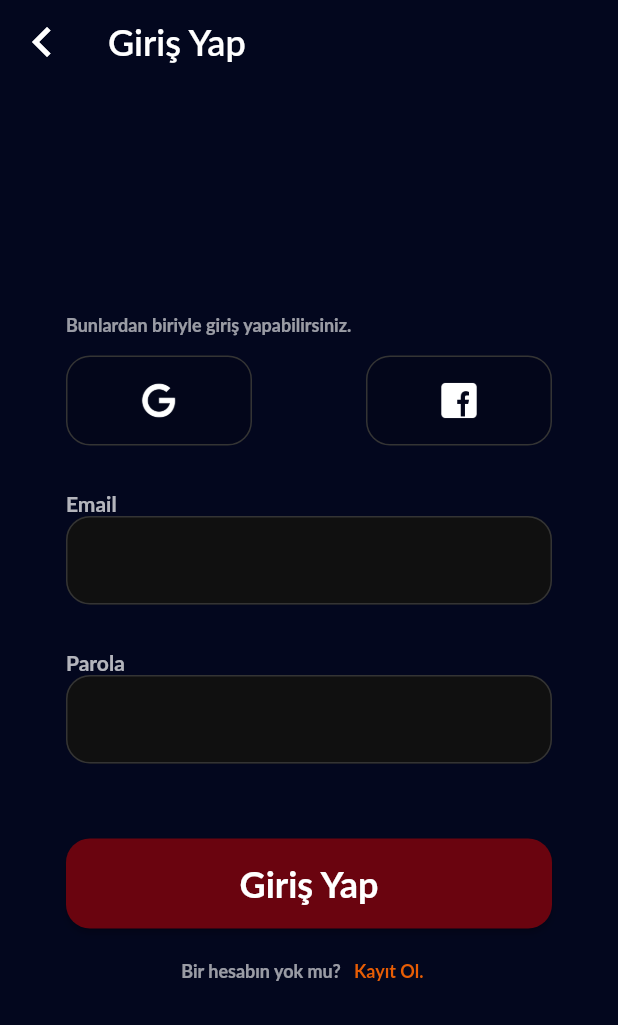
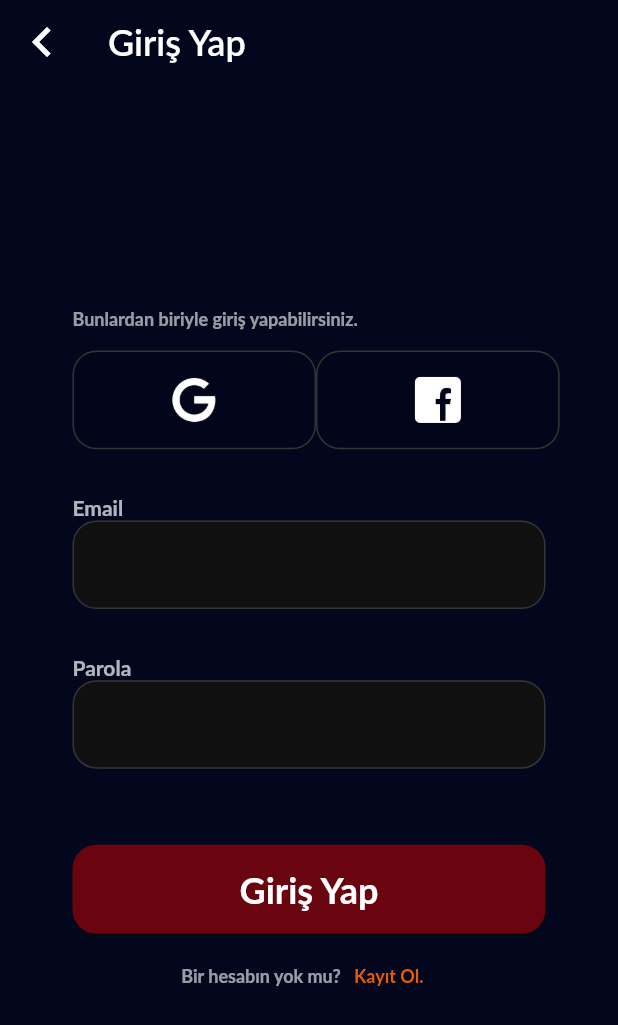
Before and after one commit to BurkClik/firebase_tutorial, a Flutter app: the LoginScreen screen opened by its route, after a tap on "Giriş Yap", on a phone screen of 412 x 824 dp. Shown: the top 1025 px of the screen. Run offline on Flutter 3.47's test engine with Material 2 defaults, Android fonts, the light colour scheme and no system bars; our stand-ins replace firebase_auth, firebase_core, shared_preferences; accounts and stored records are empty; network calls fail; Roboto replaces fonts that are missing (Lato).

Commit message:
Firebase Authentication

```diff
--- a/lib/routes.dart
+++ b/lib/routes.dart
@@ -1,3 +1,4 @@
+import 'package:firebase_demo/auth_wrapper.dart';
 import 'package:firebase_demo/screens/home.dart';
 import 'package:firebase_demo/screens/login.dart';
 import 'package:firebase_demo/screens/register.dart';
@@ -9,4 +10,5 @@ final Map<String, WidgetBuilder> routes = {
   LoginScreen.routeName: (context) => LoginScreen(),
   RegisterScreen.routeName: (context) => RegisterScreen(),
   Home.routeName: (context) => Home(),
+  AuthWrapper.routeName: (context) => AuthWrapper(),
 };
--- a/lib/screens/login.dart
+++ b/lib/screens/login.dart
@@ -1,12 +1,13 @@
+import 'package:firebase_auth/firebase_auth.dart';
 import 'package:firebase_demo/screens/register.dart';
 import 'package:firebase_demo/services/authentication.dart';
+import 'package:firebase_demo/theme/size_config.dart';
 import 'package:firebase_demo/widgets/auth_button.dart';
 import 'package:firebase_demo/widgets/auth_form_field.dart';
 import 'package:firebase_demo/widgets/auth_question.dart';
 import 'package:firebase_demo/widgets/auth_scaffold.dart';
 import 'package:firebase_demo/widgets/social_auth_button.dart';
 import 'package:flutter/material.dart';
-import 'package:provider/provider.dart';
 
 class LoginScreen extends StatefulWidget {
   static String routeName = "login";
@@ -16,9 +17,11 @@ class LoginScreen extends StatefulWidget {
 }
 
 class _LoginScreenState extends State<LoginScreen> {
+  AuthenticationService _authenticationService =
+      AuthenticationService(FirebaseAuth.instance);
+
   TextEditingController emailController = TextEditingController();
   TextEditingController passwordController = TextEditingController();
-
 
   @override
   Widget build(BuildContext context) {
@@ -26,13 +29,13 @@ class _LoginScreenState extends State<LoginScreen> {
       appBarTitle: "Giriş Yap",
       body: SafeArea(
         child: Padding(
-          padding: EdgeInsets.symmetric(horizontal: 44.0),
+          padding: EdgeInsets.symmetric(horizontal: getProportionateScreenWidth(44)),
           child: Column(
             crossAxisAlignment: CrossAxisAlignment.start,
             mainAxisAlignment: MainAxisAlignment.center,
             children: [
               Padding(
-                padding: EdgeInsets.only(bottom: 14.0),
+                padding: EdgeInsets.only(bottom: getProportionateScreenHeight(14)),
                 child: Text(
                   "Bunlardan biriyle giriş yapabilirsiniz.",
                   style: TextStyle(
@@ -44,7 +47,7 @@ class _LoginScreenState extends State<LoginScreen> {
                 ),
               ),
               Padding(
-                padding: EdgeInsets.only(bottom: 30.0),
+                padding: EdgeInsets.only(bottom: getProportionateScreenHeight(30)),
                 child: Row(
                   mainAxisAlignment: MainAxisAlignment.spaceBetween,
                   children: [
@@ -58,7 +61,7 @@ class _LoginScreenState extends State<LoginScreen> {
                 ),
               ),
               Padding(
-                padding: EdgeInsets.only(bottom: 30.0),
+                padding: EdgeInsets.only(bottom: getProportionateScreenHeight(30)),
                 child: Column(
                   crossAxisAlignment: CrossAxisAlignment.start,
                   children: [
@@ -95,15 +98,15 @@ class _LoginScreenState extends State<LoginScreen> {
                 ],
               ),
               Padding(
-                padding: EdgeInsets.only(top: 50, bottom: 4),
+                padding: EdgeInsets.only(top: getProportionateScreenHeight(50), bottom: getProportionateScreenHeight(4)),
                 child: AuthButton(
                   buttonText: 'Giriş Yap',
                   onPressed: () {
-                    context.read<AuthenticationService>().login(
-                      email: emailController.text,
-                      password: passwordController.text,
-                      context: context,
-                    );
+                    _authenticationService.login(
+                          email: emailController.text,
+                          password: passwordController.text,
+                          context: context,
+                        );
                   },
                 ),
               ),
--- a/lib/services/authentication.dart
+++ b/lib/services/authentication.dart
@@ -1,29 +1,41 @@
 import 'package:firebase_auth/firebase_auth.dart';
-import 'package:firebase_demo/screens/home.dart';
-import 'package:firebase_demo/screens/login.dart';
 import 'package:firebase_demo/screens/welcome.dart';
 import 'package:flutter/material.dart';
 import 'package:flutter/widgets.dart';
+import 'package:shared_preferences/shared_preferences.dart';
 
 class AuthenticationService {
   final FirebaseAuth _firebaseAuth;
 
   AuthenticationService(this._firebaseAuth);
 
-  Stream<User> get authStateChanges => _firebaseAuth.authStateChanges();
-
-  /// [email] ve [password]
   Future<String> signUp(
       {String email, String password, BuildContext context}) async {
     try {
       await _firebaseAuth.createUserWithEmailAndPassword(
           email: email, password: password);
-      return 'Kayıt olma başarılı';
+
+      // Kullanıcının authStatus'unu kontrol etmek için
+      // İşlem başarılıysa local storage'a kullanıcının logged
+      // olduğu bilgisi kaydediliyor.
+      SharedPreferences sharedPreferences =
+          await SharedPreferences.getInstance();
+      sharedPreferences.setString("checkAuthStatus", "logged");
+
+      // İşlem başarılıysa kullanıcı Home sayfasına yönlendiriliyor.
+      Navigator.of(context).pushNamedAndRemoveUntil("home", (route) => false);
+
+      return 'signUp has been successful';
     } on FirebaseAuthException catch (e) {
+      // Kayıt olunmaya çalışılan mail adresi veritabanında varsa
+      // kullanıcıya hata döndürülüyor.
       if (e.code == 'email-already-in-use') {
         ScaffoldMessenger.of(context).showSnackBar(
           SnackBar(
-            content: Text('Hesap zaten var', textAlign: TextAlign.center,),
+            content: Text(
+              'Hesap zaten var',
+              textAlign: TextAlign.center,
+            ),
             backgroundColor: Color(0xFF6A040F),
           ),
         );
@@ -39,8 +51,40 @@ class AuthenticationService {
     try {
       await _firebaseAuth.signInWithEmailAndPassword(
           email: email, password: password);
-      Navigator.of(context).popAndPushNamed("home");
-      return 'Giriş yapıldı';
+      SharedPreferences sharedPreferences =
+          await SharedPreferences.getInstance();
+      sharedPreferences.setString("checkAuthStatus", "logged");
+      Navigator.of(context).pushNamedAndRemoveUntil("home", (route) => false);
+      return 'Successfully logged in';
+    } on FirebaseAuthException catch (e) {
+      print('Failed with error code: ${e.code}');
+      // Giriş yapılmaya çalışılan hesabın şifresi yanlışsa
+      // kullanıcaya hata döner
+      if (e.code == 'wrong-password') {
+        ScaffoldMessenger.of(context).showSnackBar(
+          SnackBar(
+            content: Text(
+              "Yanlış şifre girdiniz",
+              textAlign: TextAlign.center,
+            ),
+            backgroundColor: Color(0xFF6A040F),
+          ),
+        );
+      }
+      // Giriş yapılan mail adresi kayıtlı değilse
+      // kullanıcıya hata döner
+      else if (e.code == 'user-not-found') {
+        ScaffoldMessenger.of(context).showSnackBar(
+          SnackBar(
+            content: Text(
+              "Kullanıcı bulunamadı. Lütfen kayıt olunuz.",
+              textAlign: TextAlign.center,
+            ),
+            backgroundColor: Color(0xFF6A040F),
+          ),
+        );
+      }
+      return e.message;
     } catch (e) {
       return e.message;
     }
--- /dev/null
+++ b/lib/theme/size_config.dart
@@ -0,0 +1,30 @@
+import 'package:flutter/material.dart';
+
+class SizeConfig {
+  static MediaQueryData _mediaQueryData;
+  static double screenWidth;
+  static double screenHeight;
+  static double defaultSize;
+  static Orientation orientation;
+
+  void init(BuildContext context) {
+    _mediaQueryData = MediaQuery.of(context);
+    screenWidth = _mediaQueryData.size.width;
+    screenHeight = _mediaQueryData.size.height;
+    orientation = _mediaQueryData.orientation;
+  }
+}
+
+// Get the proportionate height as per screen size
+double getProportionateScreenHeight(double inputHeight) {
+  double screenHeight = SizeConfig.screenHeight;
+  // 812 is the layout height that designer use
+  return (inputHeight / 812.0) * screenHeight;
+}
+
+// Get the proportionate height as per screen size
+double getProportionateScreenWidth(double inputWidth) {
+  double screenWidth = SizeConfig.screenWidth;
+  // 375 is the layout width that designer use
+  return (inputWidth / 375.0) * screenWidth;
+}
--- a/lib/widgets/auth_button.dart
+++ b/lib/widgets/auth_button.dart
@@ -1,3 +1,4 @@
+import 'package:firebase_demo/theme/size_config.dart';
 import 'package:flutter/material.dart';
 
 class AuthButton extends StatelessWidget {
@@ -14,7 +15,7 @@ class AuthButton extends StatelessWidget {
       onPressed: onPressed,
       style: ElevatedButton.styleFrom(
           primary: Color(0xFF6A040F),
-          minimumSize: Size(double.infinity, 60),
+          minimumSize: Size(double.infinity, getProportionateScreenWidth(54)),
           shape: RoundedRectangleBorder(
             borderRadius: BorderRadius.circular(16),
           )),
--- a/lib/widgets/auth_scaffold.dart
+++ b/lib/widgets/auth_scaffold.dart
@@ -1,5 +1,3 @@
-import 'package:firebase_demo/animations/animation_route.dart';
-import 'package:firebase_demo/screens/welcome.dart';
 import 'package:flutter/material.dart';
 
 class AuthScaffold extends StatelessWidget {
--- a/lib/widgets/social_auth_button.dart
+++ b/lib/widgets/social_auth_button.dart
@@ -1,3 +1,4 @@
+import 'package:firebase_demo/theme/size_config.dart';
 import 'package:flutter/material.dart';
 
 class SocialAuthButton extends StatelessWidget {
@@ -19,14 +20,14 @@ class SocialAuthButton extends StatelessWidget {
         shape: RoundedRectangleBorder(
           borderRadius: BorderRadius.circular(16),
         ),
-        minimumSize: Size(124, 60),
+        minimumSize: Size(getProportionateScreenHeight(160), getProportionateScreenWidth(60)),
       ),
     );
   }
 
   Image get customButtonIcon => Image.asset(
         "assets/images/$iconName.png",
-        width: 28,
-        height: 28,
+        width: getProportionateScreenWidth(36),
+        height: getProportionateScreenHeight(36),
       );
 }
--- a/pubspec.yaml
+++ b/pubspec.yaml
@@ -31,7 +31,6 @@ dependencies:
   firebase_core: ^1.0.2
   firebase_auth: ^1.0.1
   shared_preferences: ^2.0.5
-  provider: ^5.0.0
 
 dev_dependencies:
   flutter_test:
```
Also changed, not shown: lib/auth_wrapper.dart (added, +40 -0 lines), lib/main.dart (+3 -16 lines), lib/screens/home.dart (+27 -4 lines), lib/screens/register.dart (+16 -24 lines), lib/screens/welcome.dart (+6 -5 lines), lib/widgets/auth_form_field.dart (+5 -4 lines), pubspec.lock, 1 other file.
